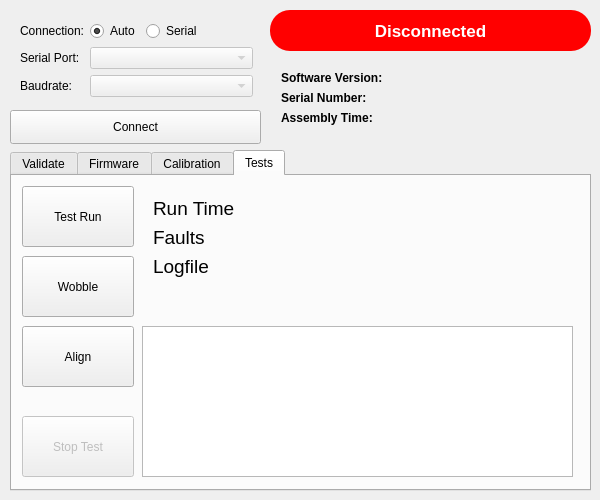
First picture: the form in Tools/src/gui_design.ui, repository Gussy/solo-gimbal, before the edit.
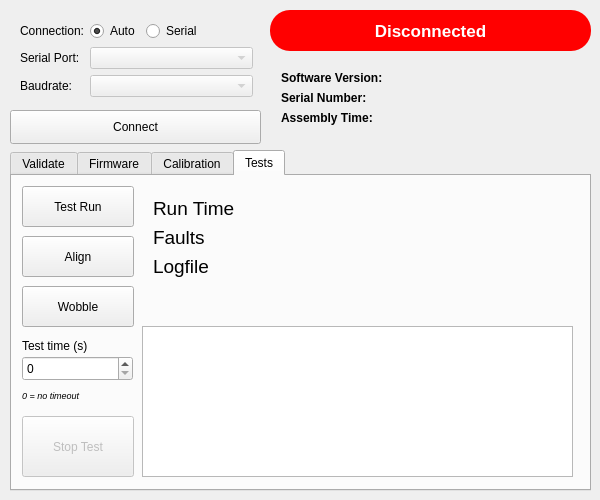
Second picture: the form after the edit.

Commit message: tools: add timeout option to gui

What changed in the file:
```diff
--- a/Tools/src/gui_design.ui
+++ b/Tools/src/gui_design.ui
@@ -1128,7 +1128,7 @@
         <x>10</x>
         <y>10</y>
         <width>112</width>
-        <height>61</height>
+        <height>41</height>
        </rect>
       </property>
       <property name="text">
@@ -1139,9 +1139,9 @@
       <property name="geometry">
        <rect>
         <x>10</x>
-        <y>150</y>
+        <y>60</y>
         <width>112</width>
-        <height>61</height>
+        <height>41</height>
        </rect>
       </property>
       <property name="text">
@@ -1152,9 +1152,9 @@
       <property name="geometry">
        <rect>
         <x>10</x>
-        <y>80</y>
+        <y>110</y>
         <width>112</width>
-        <height>61</height>
+        <height>41</height>
        </rect>
       </property>
       <property name="text">
@@ -1286,6 +1286,54 @@
        <string/>
       </property>
      </widget>
+     <widget class="QSpinBox" name="sbxTestsTimeout">
+      <property name="geometry">
+       <rect>
+        <x>10</x>
+        <y>180</y>
+        <width>111</width>
+        <height>25</height>
+       </rect>
+      </property>
+      <property name="maximum">
+       <number>3600</number>
+      </property>
+      <property name="singleStep">
+       <number>5</number>
+      </property>
+     </widget>
+     <widget class="QLabel" name="lblTestsTimeoutLabel">
+      <property name="geometry">
+       <rect>
+        <x>10</x>
+        <y>160</y>
+        <width>111</width>
+        <height>19</height>
+       </rect>
+      </property>
+      <property name="text">
+       <string>Test time (s)</string>
+      </property>
+     </widget>
+     <widget class="QLabel" name="lblTestsTimeoutHint">
+      <property name="geometry">
+       <rect>
+        <x>10</x>
+        <y>210</y>
+        <width>111</width>
+        <height>19</height>
+       </rect>
+      </property>
+      <property name="font">
+       <font>
+        <pointsize>7</pointsize>
+        <italic>true</italic>
+       </font>
+      </property>
+      <property name="text">
+       <string>0 = no timeout</string>
+      </property>
+     </widget>
     </widget>
    </widget>
    <widget class="QWidget" name="formLayoutWidget">
```
Left out of the diff: 2 changed lines with no effect on the pictures. The commit also changes 4 other files.
